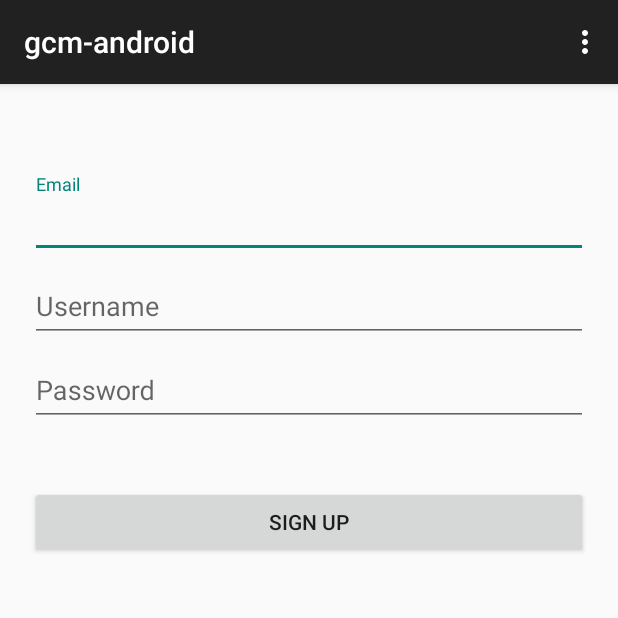
After one commit to david8zhang/gcm-android, an Android app: the LoginActivity screen opened directly, with no data from a screen before it, on a phone screen of 412 x 824 dp, the top half of it. The commit adds this screen. Run offline under Robolectric (Android 15) with nearby library versions, the phone set to English and light mode, and no system bars; libraries missing offline, so code that uses them is left out: com.google.android.gms.

Commit message:
Added network request and layout files

```diff
--- a/app/build.gradle
+++ b/app/build.gradle
@@ -24,5 +24,7 @@ dependencies {
     compile fileTree(dir: 'libs', include: ['*.jar'])
     compile 'com.android.support:appcompat-v7:23.0.1'
     compile 'com.google.android.gms:play-services:8.3.0'
-
+    compile 'com.android.support:design:23.0.0'
+    compile 'com.android.support:support-v4:23.0.0'
+    compile 'com.android.support:appcompat-v7:23.0.1'
 }
--- /dev/null
+++ b/app/src/main/java/notrino/gcm_android/views/activities/LoginActivity.java
@@ -0,0 +1,69 @@
+package notrino.gcm_android.views.activities;
+
+import android.os.Bundle;
+import android.support.v7.app.AppCompatActivity;
+import android.view.Menu;
+import android.view.MenuItem;
+import android.view.View;
+import android.widget.Button;
+import android.widget.TextView;
+
+import java.util.HashMap;
+
+import notrino.gcm_android.R;
+import notrino.gcm_android.utils.ApiManager;
+
+/**
+ * Created by david_000 on 1/19/2016.
+ */
+public class LoginActivity extends AppCompatActivity{
+    @Override
+    protected void onCreate(Bundle savedInstanceState) {
+        super.onCreate(savedInstanceState);
+        setContentView(R.layout.activity_login);
+
+        final ApiManager api = new ApiManager(this);
+
+        TextView emailView = (TextView)findViewById(R.id.email);
+        TextView userView = (TextView)findViewById(R.id.username);
+        TextView passView = (TextView)findViewById(R.id.password);
+
+        final String email = emailView.getText().toString();
+        final String username = userView.getText().toString();
+        final String password = passView.getText().toString();
+
+        Button createAcc = (Button)findViewById(R.id.create_user);
+        createAcc.setOnClickListener(new View.OnClickListener() {
+            @Override
+            public void onClick(View view) {
+                HashMap<String, String> params = new HashMap<String, String>();
+                params.put("email", email);
+                params.put("username", username);
+                params.put("password", password);
+                api.createUser(params);
+            }
+        });
+    }
+
+    @Override
+    public boolean onCreateOptionsMenu(Menu menu) {
+        // Inflate the menu; this adds items to the action bar if it is present.
+        getMenuInflater().inflate(R.menu.menu_main, menu);
+        return true;
+    }
+
+    @Override
+    public boolean onOptionsItemSelected(MenuItem item) {
+        // Handle action bar item clicks here. The action bar will
+        // automatically handle clicks on the Home/Up button, so long
+        // as you specify a parent activity in AndroidManifest.xml.
+        int id = item.getItemId();
+
+        //noinspection SimplifiableIfStatement
+        if (id == R.id.action_settings) {
+            return true;
+        }
+
+        return super.onOptionsItemSelected(item);
+    }
+}
--- /dev/null
+++ b/app/src/main/res/layout/activity_login.xml
@@ -0,0 +1,66 @@
+<?xml version="1.0" encoding="utf-8"?>
+<LinearLayout xmlns:android="http://schemas.android.com/apk/res/android"
+    android:orientation="vertical" android:layout_width="match_parent"
+    android:layout_height="match_parent">
+
+    <LinearLayout
+        android:layout_width="fill_parent"
+        android:layout_height="match_parent"
+        android:orientation="vertical"
+        android:paddingLeft="20dp"
+        android:paddingRight="20dp"
+        android:paddingTop="60dp">
+
+        <android.support.design.widget.TextInputLayout
+            android:id="@+id/email_layout"
+            android:layout_width="match_parent"
+            android:layout_height="wrap_content">
+
+            <EditText
+                android:id="@+id/email"
+                android:layout_width="match_parent"
+                android:layout_height="wrap_content"
+                android:singleLine="true"
+                android:hint="Email"/>
+
+        </android.support.design.widget.TextInputLayout>
+
+        <android.support.design.widget.TextInputLayout
+            android:id="@+id/username_layout"
+            android:layout_width="match_parent"
+            android:layout_height="wrap_content">
+
+            <EditText
+                android:id="@+id/username"
+                android:layout_width="match_parent"
+                android:layout_height="wrap_content"
+                android:singleLine="true"
+                android:hint="Username"/>
+
+        </android.support.design.widget.TextInputLayout>
+
+        <android.support.design.widget.TextInputLayout
+            android:id="@+id/password_layout"
+            android:layout_width="match_parent"
+            android:layout_height="wrap_content">
+
+            <EditText
+                android:id="@+id/password"
+                android:layout_width="match_parent"
+                android:layout_height="wrap_content"
+                android:singleLine="true"
+                android:hint="Password"/>
+
+        </android.support.design.widget.TextInputLayout>
+
+        <Button android:id="@+id/create_user"
+            android:layout_width="fill_parent"
+            android:layout_height="wrap_content"
+            android:clickable="true"
+            android:text="Sign Up"
+            android:layout_marginTop="40dp"/>
+
+
+    </LinearLayout>
+
+</LinearLayout>
```
Also changed, not shown: app/src/main/AndroidManifest.xml (+15 -1 lines), app/src/main/java/notrino/gcm_android/utils/ApiManager.java (+7 -1 lines), app/src/main/java/notrino/gcm_android/views/activities/MainActivity.java (+12 -0 lines), app/src/main/res/layout/activity_main.xml (+7 -2 lines), 1 other file.
